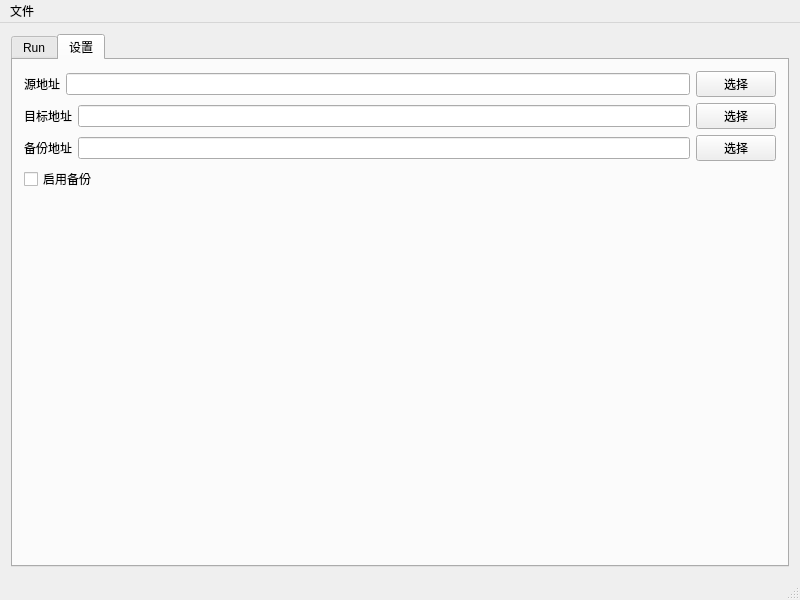
maliwei316/SanHua, file mainwindow.ui: the form before one commit.
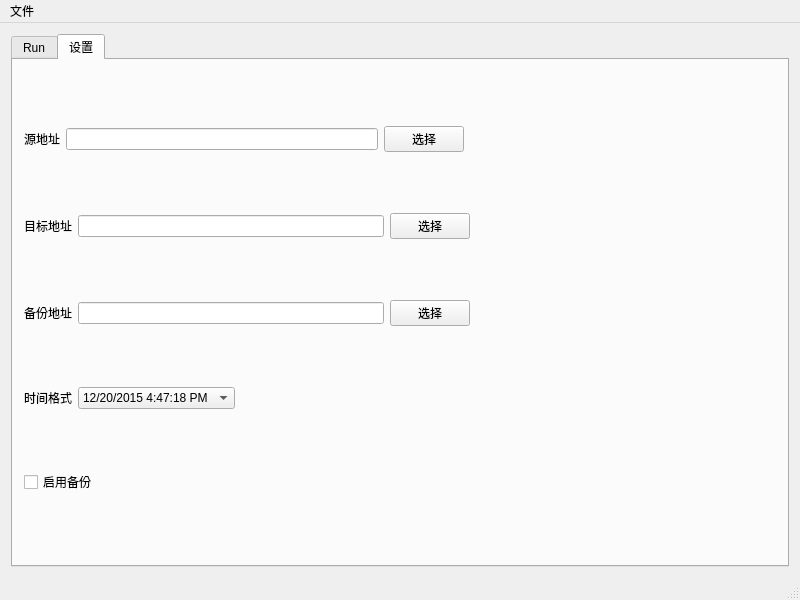
The form after the commit.

Commit message: add combbox to GUI without any coding to it

Patch:
```diff
--- a/mainwindow.ui
+++ b/mainwindow.ui
@@ -14,8 +14,8 @@
    <string>DukaneCSVHandler</string>
   </property>
   <widget class="QWidget" name="centralWidget">
-   <layout class="QGridLayout" name="gridLayout">
-    <item row="0" column="0">
+   <layout class="QHBoxLayout" name="horizontalLayout_8">
+    <item>
      <widget class="QTabWidget" name="tabWidget">
       <property name="currentIndex">
        <number>1</number>
@@ -99,7 +99,7 @@
        </attribute>
        <layout class="QVBoxLayout" name="verticalLayout">
         <item>
-         <layout class="QHBoxLayout" name="horizontalLayout">
+         <layout class="QHBoxLayout" name="horizontalLayout_2">
           <item>
            <widget class="QLabel" name="label">
             <property name="text">
@@ -121,10 +121,23 @@
             </property>
            </widget>
           </item>
+          <item>
+           <spacer name="horizontalSpacer_7">
+            <property name="orientation">
+             <enum>Qt::Horizontal</enum>
+            </property>
+            <property name="sizeHint" stdset="0">
+             <size>
+              <width>40</width>
+              <height>20</height>
+             </size>
+            </property>
+           </spacer>
+          </item>
          </layout>
         </item>
         <item>
-         <layout class="QHBoxLayout" name="horizontalLayout_2">
+         <layout class="QHBoxLayout" name="horizontalLayout_3">
           <item>
            <widget class="QLabel" name="label_3">
             <property name="text">
@@ -146,10 +159,23 @@
             </property>
            </widget>
           </item>
+          <item>
+           <spacer name="horizontalSpacer_6">
+            <property name="orientation">
+             <enum>Qt::Horizontal</enum>
+            </property>
+            <property name="sizeHint" stdset="0">
+             <size>
+              <width>40</width>
+              <height>20</height>
+             </size>
+            </property>
+           </spacer>
+          </item>
          </layout>
         </item>
         <item>
-         <layout class="QHBoxLayout" name="horizontalLayout_3">
+         <layout class="QHBoxLayout" name="horizontalLayout_4">
           <item>
            <widget class="QLabel" name="label_4">
             <property name="text">
@@ -171,10 +197,67 @@
             </property>
            </widget>
           </item>
+          <item>
+           <spacer name="horizontalSpacer_5">
+            <property name="orientation">
+             <enum>Qt::Horizontal</enum>
+            </property>
+            <property name="sizeHint" stdset="0">
+             <size>
+              <width>40</width>
+              <height>20</height>
+             </size>
+            </property>
+           </spacer>
+          </item>
          </layout>
         </item>
         <item>
-         <layout class="QHBoxLayout" name="horizontalLayout_4">
+         <layout class="QHBoxLayout" name="horizontalLayout">
+          <item>
+           <widget class="QLabel" name="label_5">
+            <property name="text">
+             <string>时间格式</string>
+            </property>
+           </widget>
+          </item>
+          <item>
+           <widget class="QComboBox" name="comboBox">
+            <property name="minimumSize">
+             <size>
+              <width>150</width>
+              <height>20</height>
+             </size>
+            </property>
+            <item>
+             <property name="text">
+              <string>12/20/2015 4:47:18 PM</string>
+             </property>
+            </item>
+            <item>
+             <property name="text">
+              <string>12/20/2015 16:47</string>
+             </property>
+            </item>
+           </widget>
+          </item>
+          <item>
+           <spacer name="horizontalSpacer_4">
+            <property name="orientation">
+             <enum>Qt::Horizontal</enum>
+            </property>
+            <property name="sizeHint" stdset="0">
+             <size>
+              <width>58</width>
+              <height>20</height>
+             </size>
+            </property>
+           </spacer>
+          </item>
+         </layout>
+        </item>
+        <item>
+         <layout class="QHBoxLayout" name="horizontalLayout_7">
           <item>
            <widget class="QCheckBox" name="checkBox_EnableBackup">
             <property name="text">
@@ -197,19 +280,6 @@
           </item>
          </layout>
         </item>
-        <item>
-         <spacer name="verticalSpacer">
-          <property name="orientation">
-           <enum>Qt::Vertical</enum>
-          </property>
-          <property name="sizeHint" stdset="0">
-           <size>
-            <width>20</width>
-            <height>112</height>
-           </size>
-          </property>
-         </spacer>
-        </item>
        </layout>
       </widget>
      </widget>
```
The commit also changes 2 other files.
